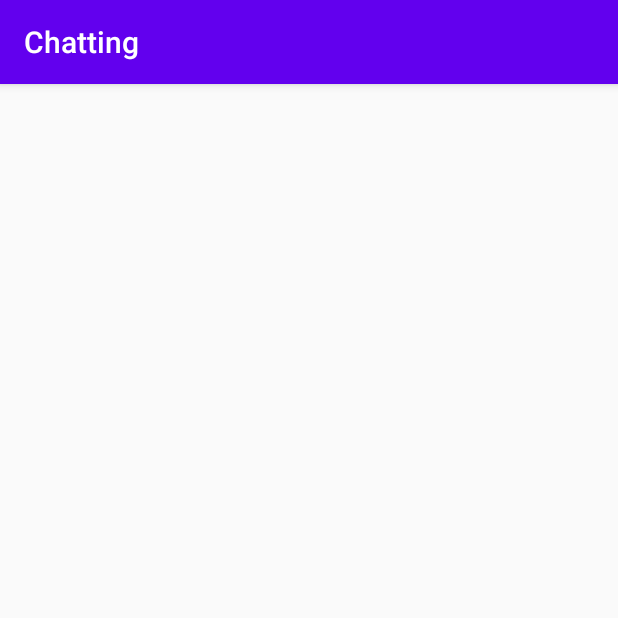
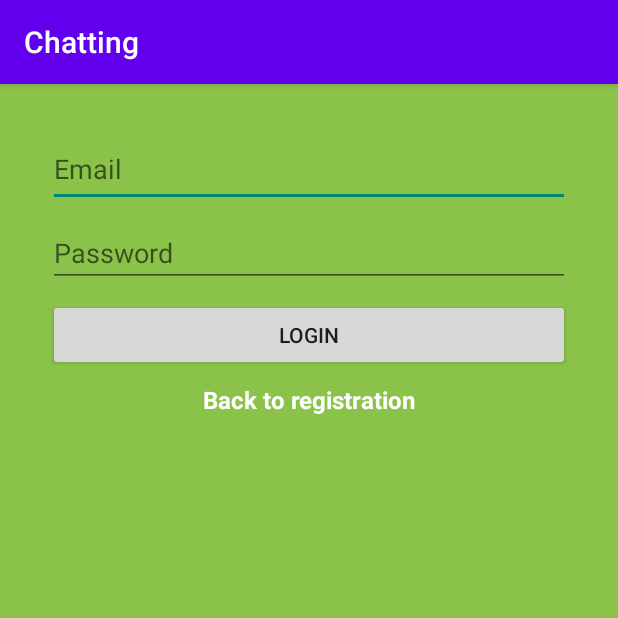
Before and after one commit to Chaeduk/Android-Chatting, an Android app: the LoginActivity screen opened directly, with no data from a screen before it, on a phone screen of 412 x 824 dp, the top half of it. Run offline under Robolectric (Android 15) with nearby library versions, the phone set to English and light mode, and no system bars.

Commit message:
login layout

```diff
--- a/app/src/main/java/com/practice/chatting/LoginActivity.kt
+++ b/app/src/main/java/com/practice/chatting/LoginActivity.kt
@@ -2,10 +2,20 @@ package com.practice.chatting
 
 import androidx.appcompat.app.AppCompatActivity
 import android.os.Bundle
+import kotlinx.android.synthetic.main.activity_login.*
 
 class LoginActivity : AppCompatActivity() {
     override fun onCreate(savedInstanceState: Bundle?) {
         super.onCreate(savedInstanceState)
         setContentView(R.layout.activity_login)
+
+        login_button_login.setOnClickListener {
+            val email = email_edittext_login.text.toString()
+            val password = password_edittext_login.text.toString()
+        }
+
+        back_to_registration_text_view.setOnClickListener {
+            finish()
+        }
     }
 }
--- a/app/src/main/res/layout/activity_login.xml
+++ b/app/src/main/res/layout/activity_login.xml
@@ -4,6 +4,56 @@
     xmlns:tools="http://schemas.android.com/tools"
     android:layout_width="match_parent"
     android:layout_height="match_parent"
+    android:background="#8BC34A"
     tools:context=".LoginActivity">
 
+    <EditText
+        android:id="@+id/email_edittext_login"
+        android:layout_width="0dp"
+        android:layout_height="50dp"
+        android:layout_marginStart="32dp"
+        android:layout_marginTop="32dp"
+        android:layout_marginEnd="32dp"
+        android:ems="10"
+        android:hint="Email"
+        android:inputType="textEmailAddress"
+        app:layout_constraintEnd_toEndOf="parent"
+        app:layout_constraintStart_toStartOf="parent"
+        app:layout_constraintTop_toTopOf="parent" />
+
+    <EditText
+        android:id="@+id/password_edittext_login"
+        android:layout_width="0dp"
+        android:layout_height="wrap_content"
+        android:layout_marginTop="8dp"
+        android:ems="10"
+        android:hint="Password"
+        android:inputType="textPassword"
+        app:layout_constraintEnd_toEndOf="@+id/email_edittext_login"
+        app:layout_constraintStart_toStartOf="@+id/email_edittext_login"
+        app:layout_constraintTop_toBottomOf="@+id/email_edittext_login" />
+
+    <Button
+        android:id="@+id/login_button_login"
+        android:layout_width="0dp"
+        android:layout_height="wrap_content"
+        android:layout_marginTop="8dp"
+        android:text="Login"
+        app:layout_constraintEnd_toEndOf="@+id/password_edittext_login"
+        app:layout_constraintStart_toStartOf="@+id/password_edittext_login"
+        app:layout_constraintTop_toBottomOf="@+id/password_edittext_login" />
+
+    <TextView
+        android:id="@+id/back_to_registration_text_view"
+        android:layout_width="wrap_content"
+        android:layout_height="wrap_content"
+        android:layout_marginTop="8dp"
+        android:text="Back to registration"
+        android:textColor="@color/white"
+        android:textSize="16sp"
+        android:textStyle="bold"
+        app:layout_constraintEnd_toEndOf="@+id/login_button_login"
+        app:layout_constraintStart_toStartOf="@+id/login_button_login"
+        app:layout_constraintTop_toBottomOf="@+id/login_button_login" />
+
 </androidx.constraintlayout.widget.ConstraintLayout>
```
